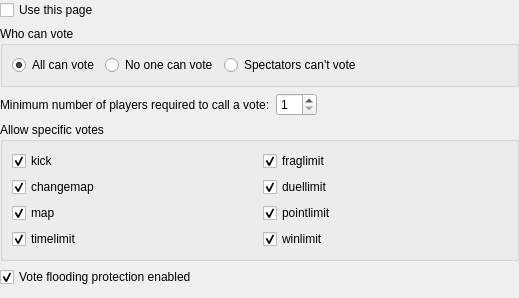
Above: src/plugins/zandronum/createserverdialogpages/votingsetupwidget.ui from Destroyerrrocket/doomseeker-unofficial before the change. Below: the same form after it.
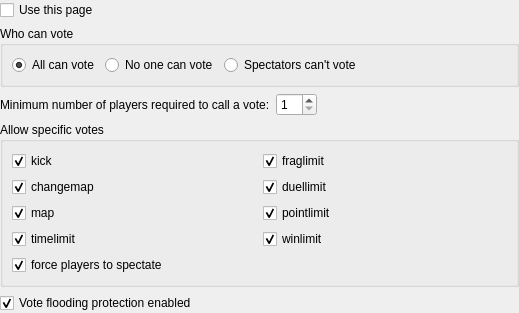
That is the form after the change.

Commit message: - Zandronum: "force spectator" voting can now be switched on/off in voting setup page when creating a server.

Patch:
```diff
--- a/src/plugins/zandronum/createserverdialogpages/votingsetupwidget.ui
+++ b/src/plugins/zandronum/createserverdialogpages/votingsetupwidget.ui
@@ -7,7 +7,7 @@
     <x>0</x>
     <y>0</y>
     <width>519</width>
-    <height>298</height>
+    <height>306</height>
    </rect>
   </property>
   <property name="windowTitle">
@@ -186,6 +186,16 @@
            </property>
           </widget>
          </item>
+         <item row="4" column="0">
+          <widget class="QCheckBox" name="cbForceSpectatorVote">
+           <property name="text">
+            <string>force players to spectate</string>
+           </property>
+           <property name="checked">
+            <bool>true</bool>
+           </property>
+          </widget>
+         </item>
         </layout>
        </widget>
       </item>
```
Left out of the diff: 20 changed lines with no effect on the pictures. The commit also changes 1 other file.
